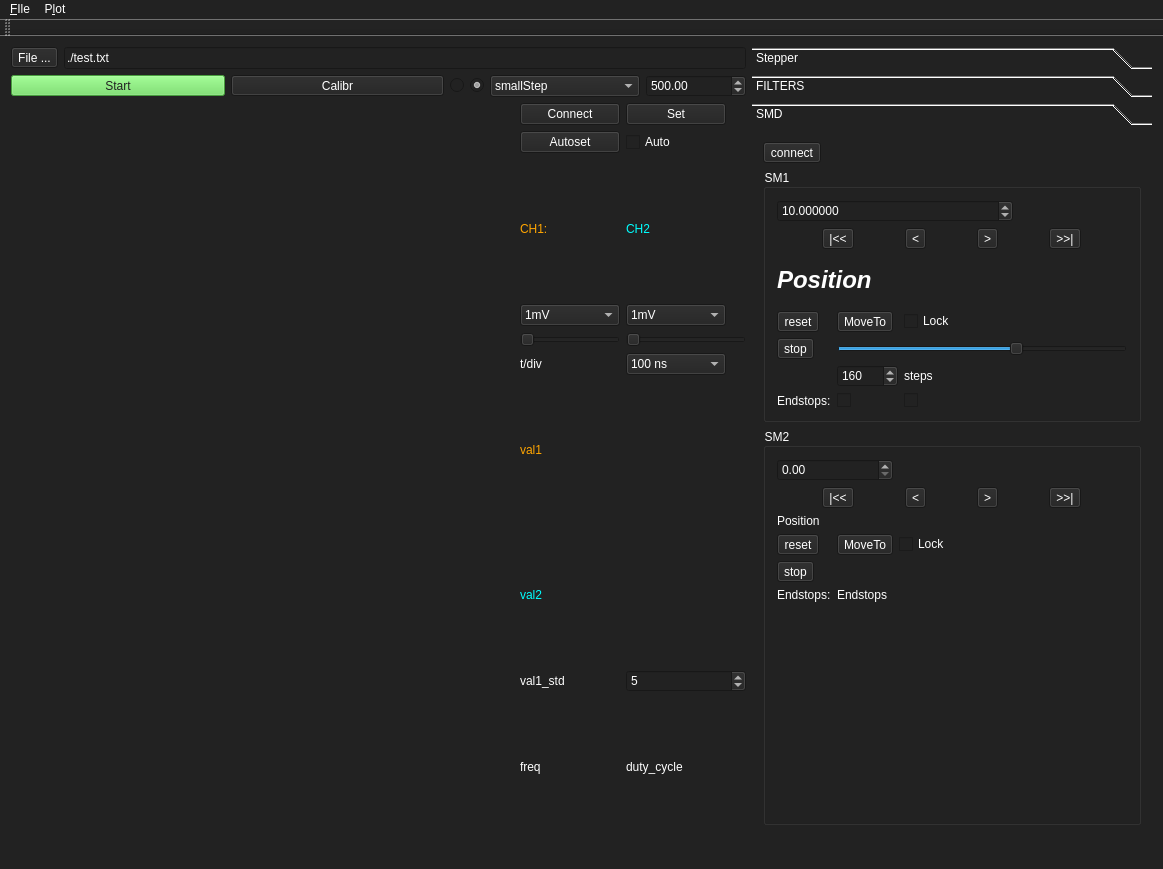
Before: the Qt Designer form mainwindow.ui in xkronosua/PICO_HG, drawn with Qt 5.
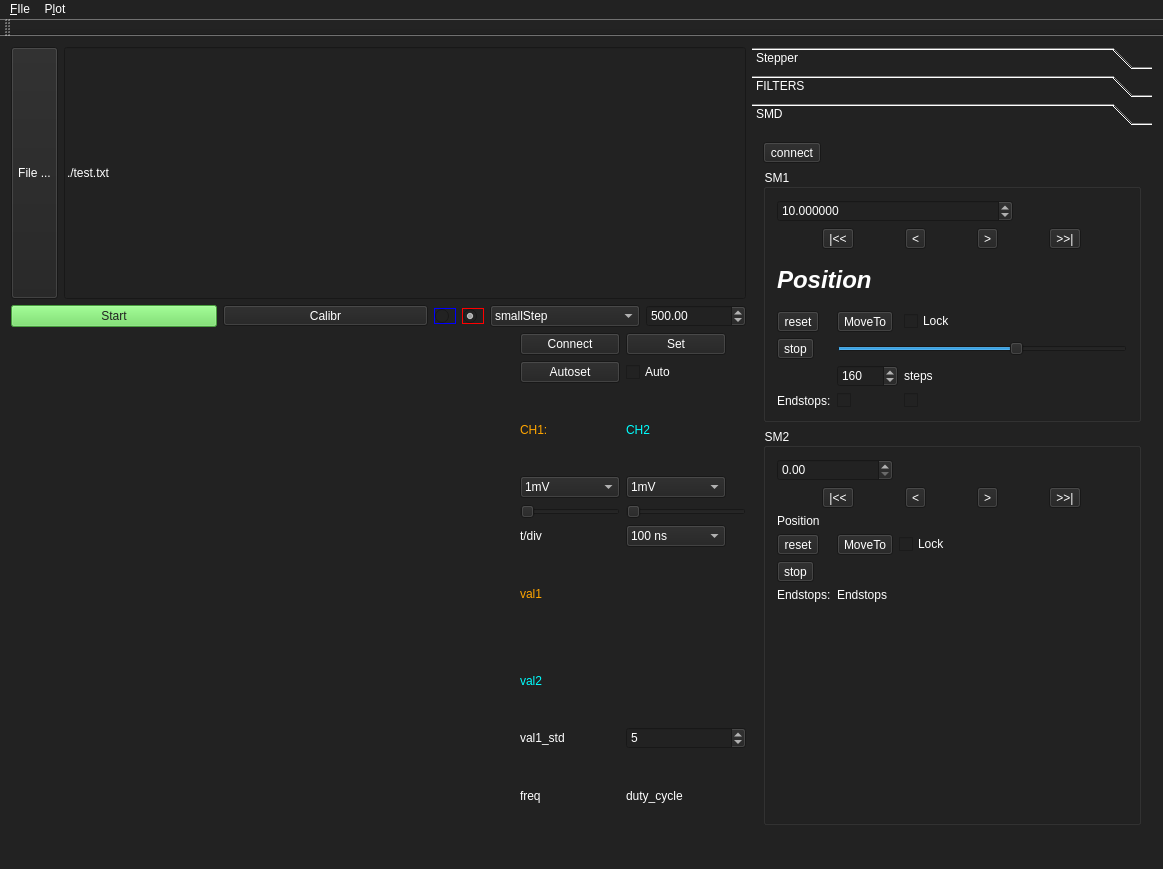
After: the same form once the commit is applied. Icons and pictures are not drawn.

Commit message: start button fix

```diff
--- a/mainwindow.ui
+++ b/mainwindow.ui
@@ -1504,9 +1504,9 @@
          <number>0</number>
         </property>
         <item>
-         <widget class="QToolButton" name="startMeasurement">
+         <widget class="QPushButton" name="startMeasurement">
           <property name="sizePolicy">
-           <sizepolicy hsizetype="MinimumExpanding" vsizetype="Maximum">
+           <sizepolicy hsizetype="MinimumExpanding" vsizetype="Minimum">
             <horstretch>0</horstretch>
             <verstretch>0</verstretch>
            </sizepolicy>
@@ -1541,6 +1541,9 @@
         </item>
         <item>
          <widget class="QRadioButton" name="measurementDirCCW">
+          <property name="styleSheet">
+           <string notr="true">border: 1px solid blue;</string>
+          </property>
           <property name="text">
            <string/>
           </property>
@@ -1553,6 +1556,9 @@
         </item>
         <item>
          <widget class="QRadioButton" name="measurementDirCW">
+          <property name="styleSheet">
+           <string notr="true">border: 1px solid red;</string>
+          </property>
           <property name="text">
            <string/>
           </property>
@@ -1585,6 +1591,9 @@
             <kerning>true</kerning>
            </font>
           </property>
+          <property name="styleSheet">
+           <string notr="true"/>
+          </property>
           <property name="currentIndex">
            <number>1</number>
           </property>
@@ -1651,6 +1660,12 @@
        <layout class="QHBoxLayout" name="fileConfig">
         <item>
          <widget class="QToolButton" name="saveToBtn">
+          <property name="sizePolicy">
+           <sizepolicy hsizetype="Fixed" vsizetype="Minimum">
+            <horstretch>0</horstretch>
+            <verstretch>0</verstretch>
+           </sizepolicy>
+          </property>
           <property name="text">
            <string>File ...</string>
           </property>
@@ -1658,6 +1673,12 @@
         </item>
         <item>
          <widget class="QLineEdit" name="saveToPath">
+          <property name="sizePolicy">
+           <sizepolicy hsizetype="Expanding" vsizetype="Minimum">
+            <horstretch>0</horstretch>
+            <verstretch>0</verstretch>
+           </sizepolicy>
+          </property>
           <property name="text">
            <string>./test.txt</string>
           </property>
```
Left out of the diff: 6 changed lines with no effect on the pictures. The commit also changes 4 other files.
